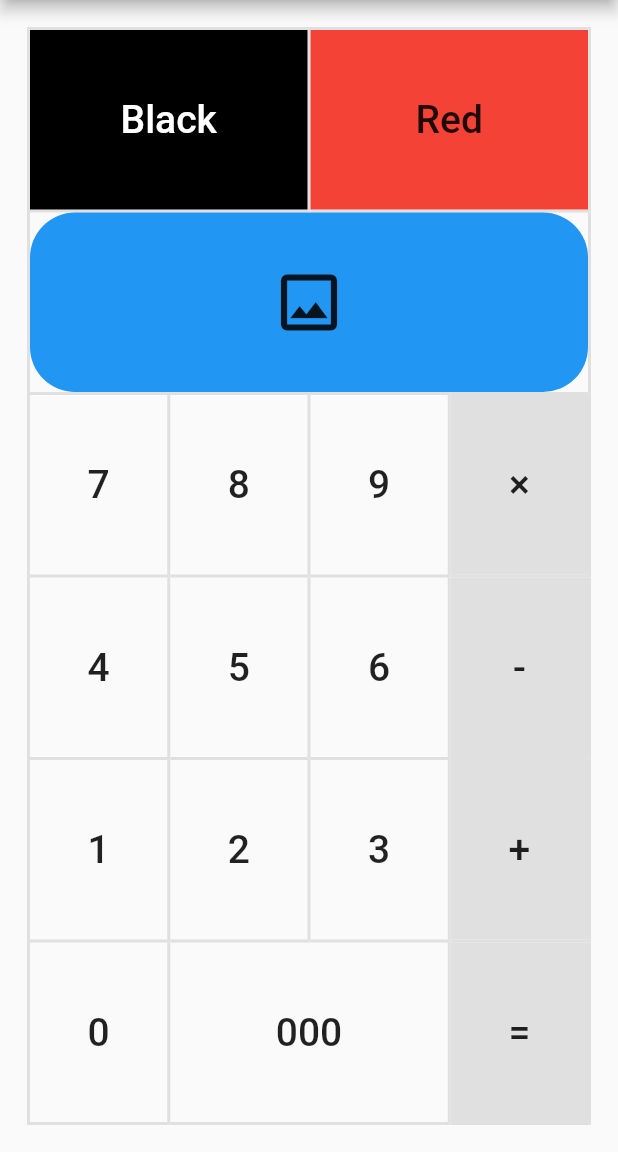
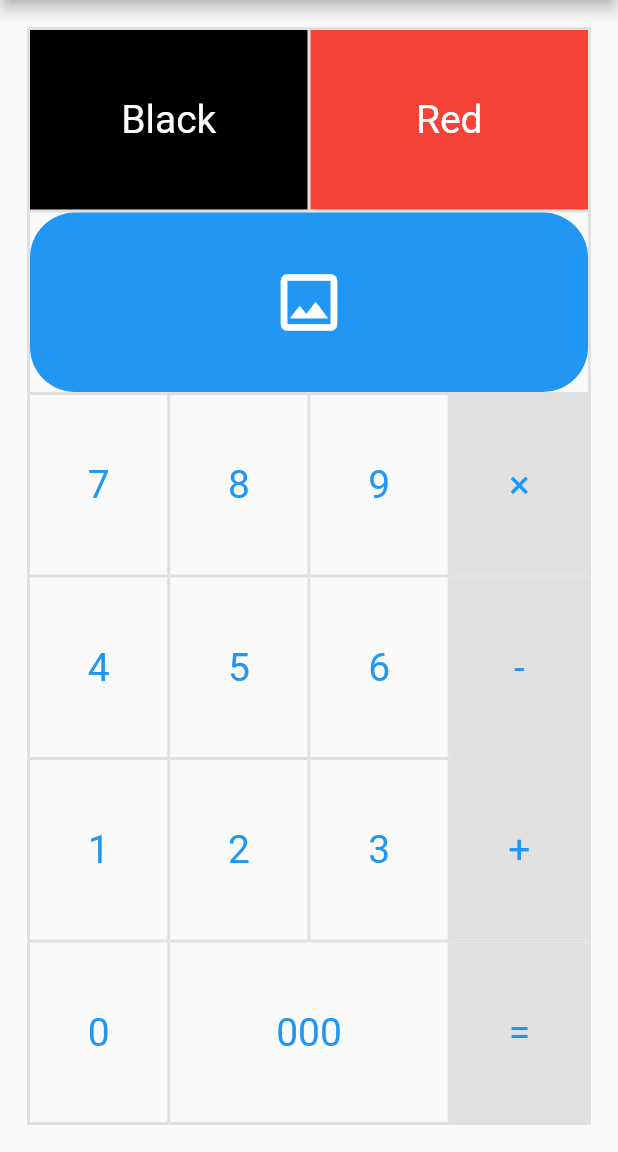
Before and after one commit to zuvola/flutter_grid_button, a Flutter app: the screen it shows after launch, on a phone screen of 412 x 824 dp, the part 84-1236 px from its top. Run offline on Flutter 3.47's test engine with Material 2 defaults, Android fonts, the phone set to English and light mode, and no system bars.

Commit message:
Replaced FlatButton with TextButton

```diff
--- a/example/lib/main.dart
+++ b/example/lib/main.dart
@@ -30,10 +30,15 @@ class MyApp extends StatelessWidget {
               items: [
                 [
                   GridButtonItem(
-                      title: "Black",
-                      color: Colors.black,
-                      textStyle: textStyle.copyWith(color: Colors.white)),
-                  GridButtonItem(title: "Red", color: Colors.red),
+                    title: "Black",
+                    color: Colors.black,
+                    textStyle: textStyle.copyWith(color: Colors.white),
+                  ),
+                  GridButtonItem(
+                    title: "Red",
+                    color: Colors.red,
+                    textStyle: textStyle.copyWith(color: Colors.white),
+                  ),
                 ],
                 [
                   GridButtonItem(
@@ -41,6 +46,7 @@ class MyApp extends StatelessWidget {
                         Icons.image_outlined,
                         size: 50,
                       ),
+                      textStyle: textStyle.copyWith(color: Colors.white),
                       value: 'image',
                       color: Colors.blue,
                       borderRadius: 30)
--- a/lib/flutter_grid_button.dart
+++ b/lib/flutter_grid_button.dart
@@ -94,12 +94,15 @@ class _GridButtonState extends State<GridButton> {
             right: noRightLine ? BorderSide.none : _borderSide,
           ),
         ),
-        child: FlatButton(
+        child: TextButton(
           key: item.key,
-          color: item.color,
-          splashColor: textStyle?.color?.withOpacity(0.12),
-          shape: RoundedRectangleBorder(
-            borderRadius: BorderRadius.circular(item.borderRadius),
+          style: TextButton.styleFrom(
+            primary: textStyle?.color,
+            backgroundColor: item.color,
+            textStyle: textStyle,
+            shape: RoundedRectangleBorder(
+              borderRadius: BorderRadius.circular(item.borderRadius),
+            ),
           ),
           onPressed: (widget.enabled == true)
               ? () {
--- a/pubspec.yaml
+++ b/pubspec.yaml
@@ -1,6 +1,6 @@
 name: flutter_grid_button
 description: Flutter widget that arrange buttons in a grid. It is useful for making a number pad, calculator, and so on.
-version: 2.0.0-nullsafety.0+1
+version: 2.0.0-nullsafety.1
 homepage: https://github.com/zuvola/flutter_grid_button
 
 environment:
```
Also changed, not shown: example/pubspec.lock, 1 other file.
